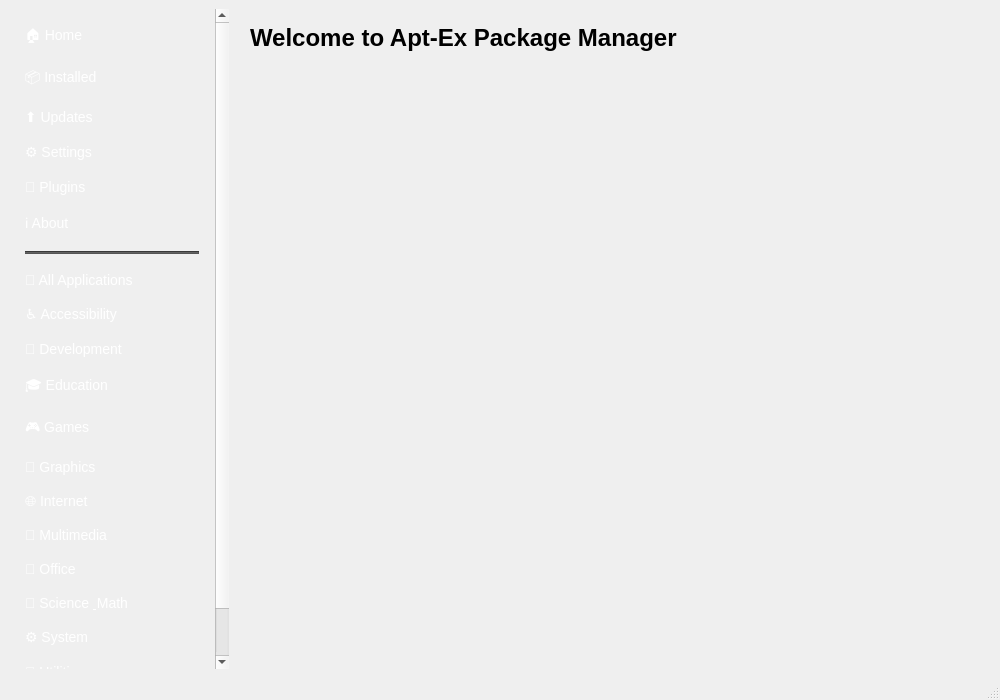
anocweb/apt-ex-package-manager, file src/ui/windows/main_window.ui: the form before one commit.
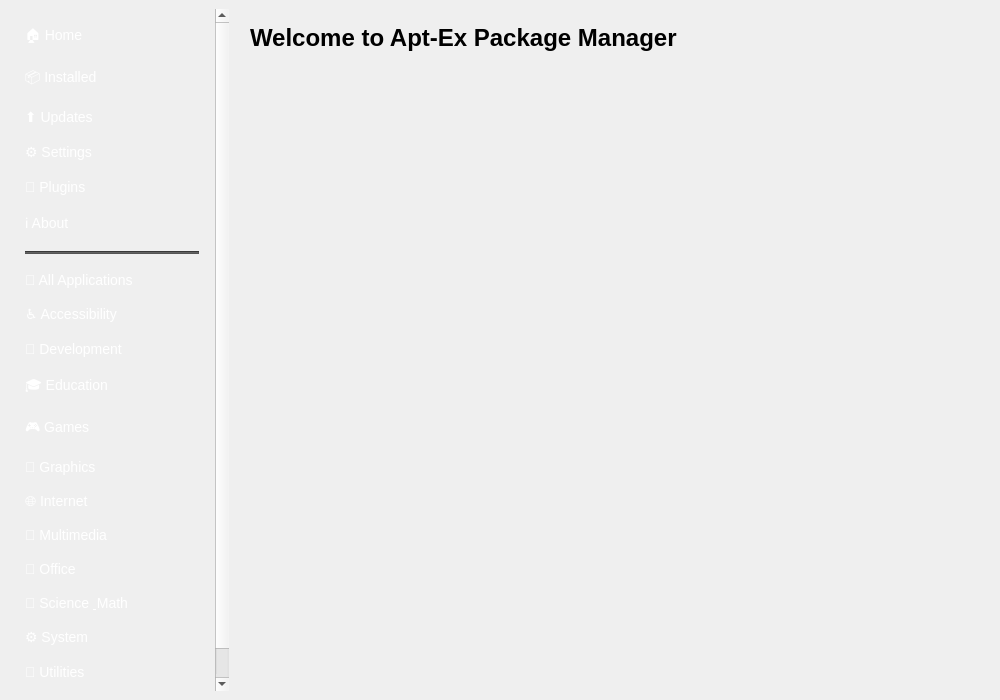
The form after the commit.

Commit message: Add operation status panel with real-time command output

Patch:
```diff
--- a/src/ui/windows/main_window.ui
+++ b/src/ui/windows/main_window.ui
@@ -380,7 +380,6 @@
     </rect>
    </property>
   </widget>
-  <widget class="QStatusBar" name="statusbar"/>
  </widget>
  <resources/>
  <connections/>
```
The commit also changes 7 other files.
